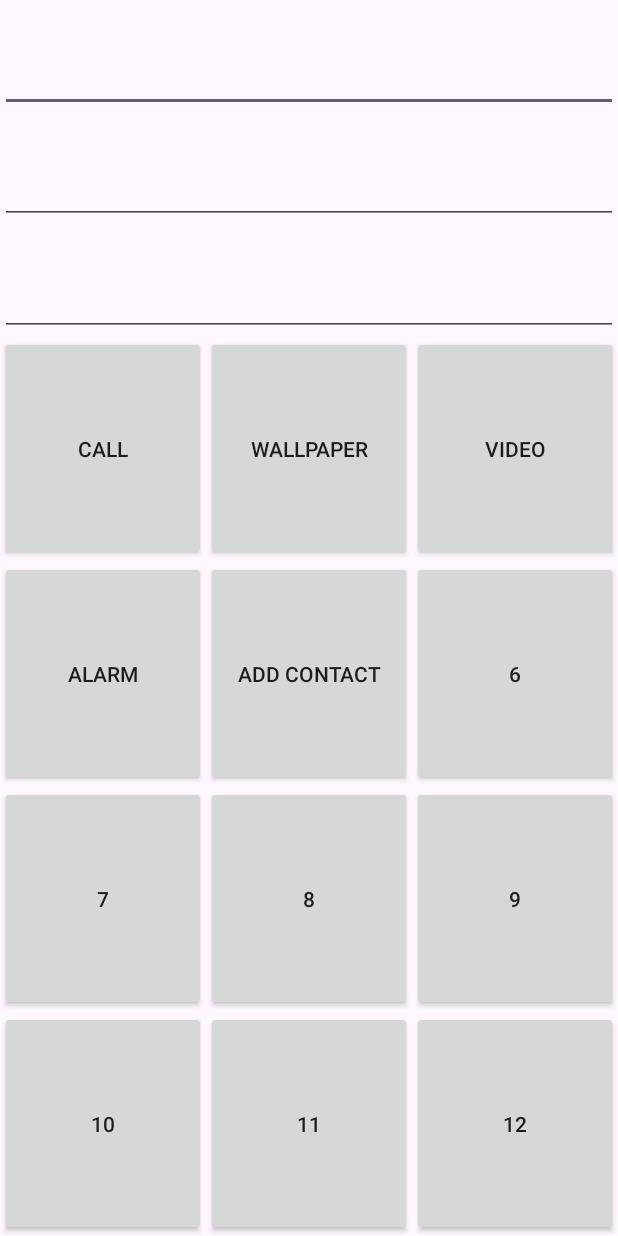
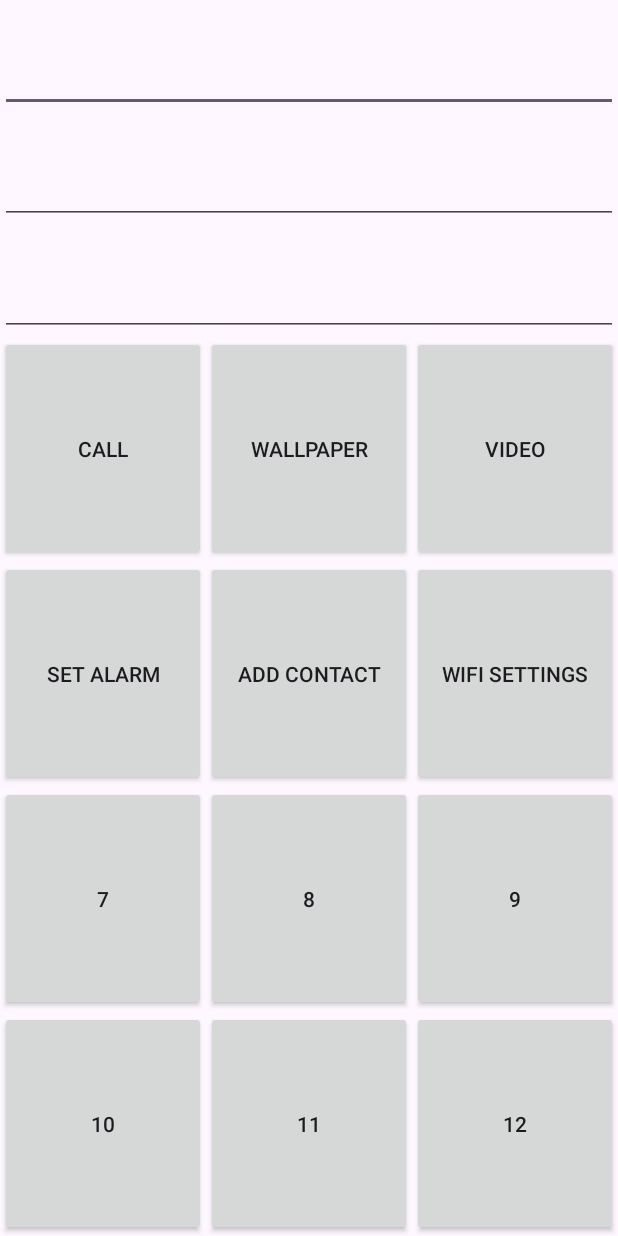
Before and after one commit to minhquanBr2/HCMUS-mobiledev-intents, an Android app: the screen it shows after launch (MainActivity), on a phone screen of 412 x 824 dp. Run offline under Robolectric (Android 15) with nearby library versions, the phone set to English and light mode, and no system bars.

Commit message:
add wifi settings

```diff
--- a/app/src/main/java/com/example/common_intents/MainActivity.java
+++ b/app/src/main/java/com/example/common_intents/MainActivity.java
@@ -9,6 +9,7 @@ import android.os.Bundle;
 import android.provider.AlarmClock;
 import android.provider.ContactsContract;
 import android.provider.MediaStore;
+import android.provider.Settings;
 import android.util.Log;
 import android.view.Gravity;
 import android.view.View;
@@ -17,6 +18,8 @@ import android.widget.Button;
 import android.widget.EditText;
 import android.widget.GridLayout;
 import android.widget.LinearLayout;
+
+import java.time.OffsetDateTime;
 
 public class MainActivity extends AppCompatActivity {
 
@@ -91,7 +94,7 @@ public class MainActivity extends AppCompatActivity {
         });
 
         Button btn4 = findViewById(idOffset + 4);
-        btn4.setText("ALARM");
+        btn4.setText("SET ALARM");
         btn4.setOnClickListener(new View.OnClickListener() {
             @Override
             public void onClick(View v) {
@@ -105,6 +108,15 @@ public class MainActivity extends AppCompatActivity {
             @Override
             public void onClick(View v) {
                 insertContact();
+            }
+        });
+
+        Button btn6 = findViewById(idOffset + 6);
+        btn6.setText("WIFI SETTINGS");
+        btn6.setOnClickListener(new View.OnClickListener() {
+            @Override
+            public void onClick(View v) {
+                openWifiSettings();
             }
         });
     }
@@ -192,4 +204,12 @@ public class MainActivity extends AppCompatActivity {
 //        }
     }
 
+
+
+    public void openWifiSettings() {
+        Intent intent = new Intent(Settings.ACTION_WIFI_SETTINGS);
+        if (intent.resolveActivity(getPackageManager()) != null) {
+            startActivity(intent);
+        }
+    }
 }
```
